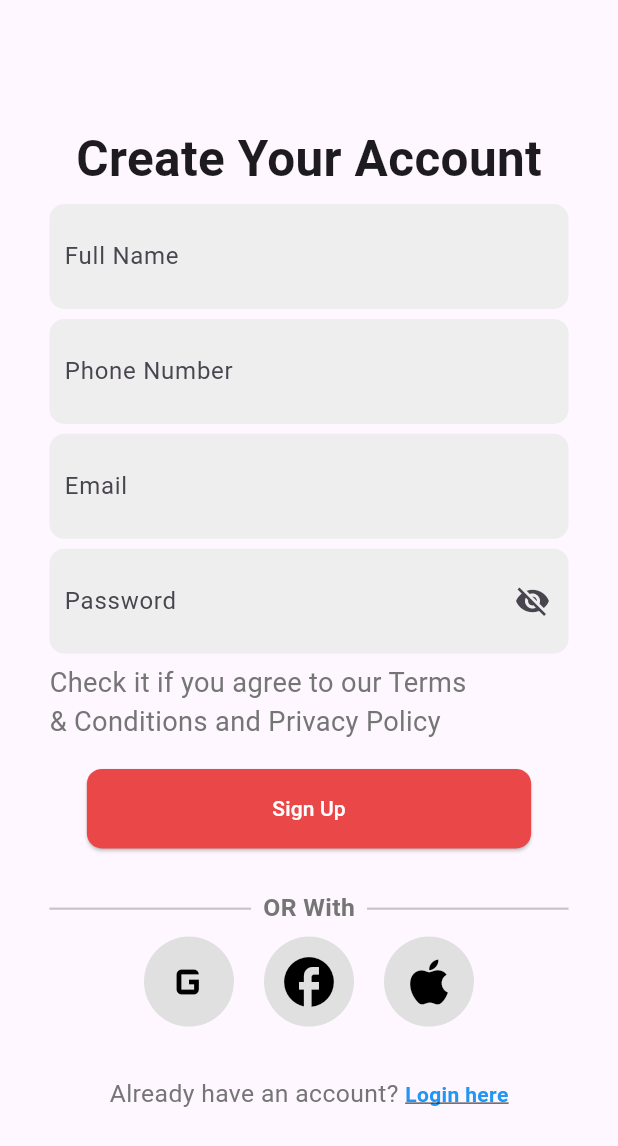
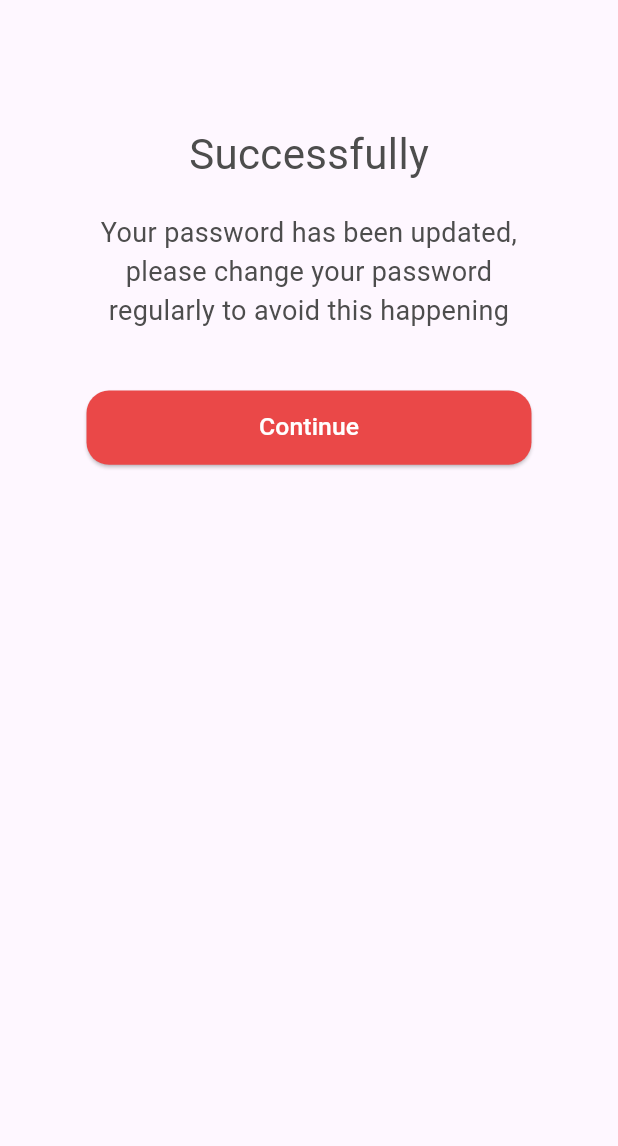
Before and after one commit to Umair-Amjad-Ali/Flutter, a Flutter app: the screen it shows after launch, on a phone screen of 412 x 824 dp. Shown: the top 1146 px of the screen. Run offline on Flutter 3.47's test engine with Material 3 defaults, Android fonts, the phone set to English and light mode, and no system bars.

Commit message:
new pages addes

```diff
--- a/stock_counter/lib/main.dart
+++ b/stock_counter/lib/main.dart
@@ -1,6 +1,9 @@
 import 'package:flutter/material.dart';
+// import 'package:stock_counter/screens/forgot_password.dart';
+import 'package:stock_counter/screens/sucess.dart';
+// import 'package:stock_counter/screens/signin.dart';
 // import 'package:stock_counter/screens/register_sucess.dart';
-import 'package:stock_counter/screens/signup_detail.dart';
+// import 'package:stock_counter/screens/signup_detail.dart';
 
 // import 'package:stock_counter/screens/role.dart';
 // import 'package:stock_counter/screens/signupdetails.dart';
@@ -15,7 +18,6 @@ class MyApp extends StatelessWidget {
   // This widget is the root of your application.
   @override
   Widget build(BuildContext context) {
-    return const MaterialApp(
-        debugShowCheckedModeBanner: false, home: SignupDetail());
+    return const MaterialApp(debugShowCheckedModeBanner: false, home: Sucess());
   }
 }
--- a/stock_counter/lib/screens/signin.dart
+++ b/stock_counter/lib/screens/signin.dart
@@ -35,8 +35,7 @@ class _LoginFormState extends State<Signin> {
             child: Column(
               crossAxisAlignment: CrossAxisAlignment.start,
               children: [
-                const SizedBox(height: 20),
-
+                // const SizedBox(height: 20),
                 // Heading
                 const Center(
                   child: Text(
--- /dev/null
+++ b/stock_counter/lib/screens/sucess.dart
@@ -0,0 +1,53 @@
+import 'package:flutter/material.dart';
+import 'package:stock_counter/widgets/dynamic_button.dart';
+
+class Sucess extends StatelessWidget {
+  const Sucess({super.key});
+
+  @override
+  Widget build(BuildContext context) {
+    final size = MediaQuery.of(context).size;
+    return Scaffold(
+      body: SafeArea(
+        child: Center(
+          child: Padding(
+            padding: EdgeInsets.symmetric(
+                horizontal: size.width * 0.14, vertical: size.height * 0.1),
+            child: Column(
+              children: [
+                const Text(
+                  "Successfully",
+                  style: TextStyle(
+                    fontSize: 28,
+                    fontWeight: FontWeight.w400,
+                    color: Color(0xFF4D4D4D),
+                  ),
+                ),
+                const SizedBox(height: 20),
+                const Text(
+                    "Your password has been updated, please change your password regularly to avoid this happening",
+                    style: TextStyle(
+                      fontSize: 18,
+                      fontWeight: FontWeight.w400,
+                      color: Color(0xFF4D4D4D),
+                    ),
+                    textAlign: TextAlign.center),
+                const SizedBox(height: 40),
+                Row(
+                  children: [
+                    Expanded(
+                      child: DynamicButton(
+                        label: "Continue",
+                        onPressed: () {},
+                      ),
+                    )
+                  ],
+                )
+              ],
+            ),
+          ),
+        ),
+      ),
+    );
+  }
+}
```
Also changed, not shown: stock_counter/lib/screens/forgot_password.dart (added, +108 -0 lines).
